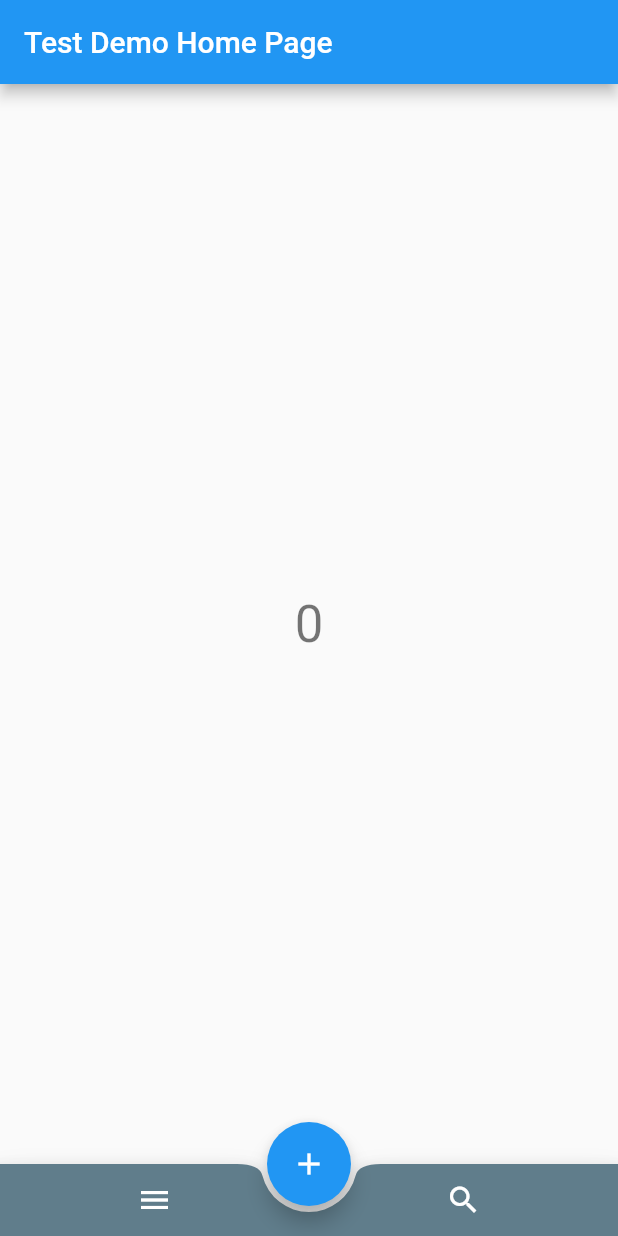
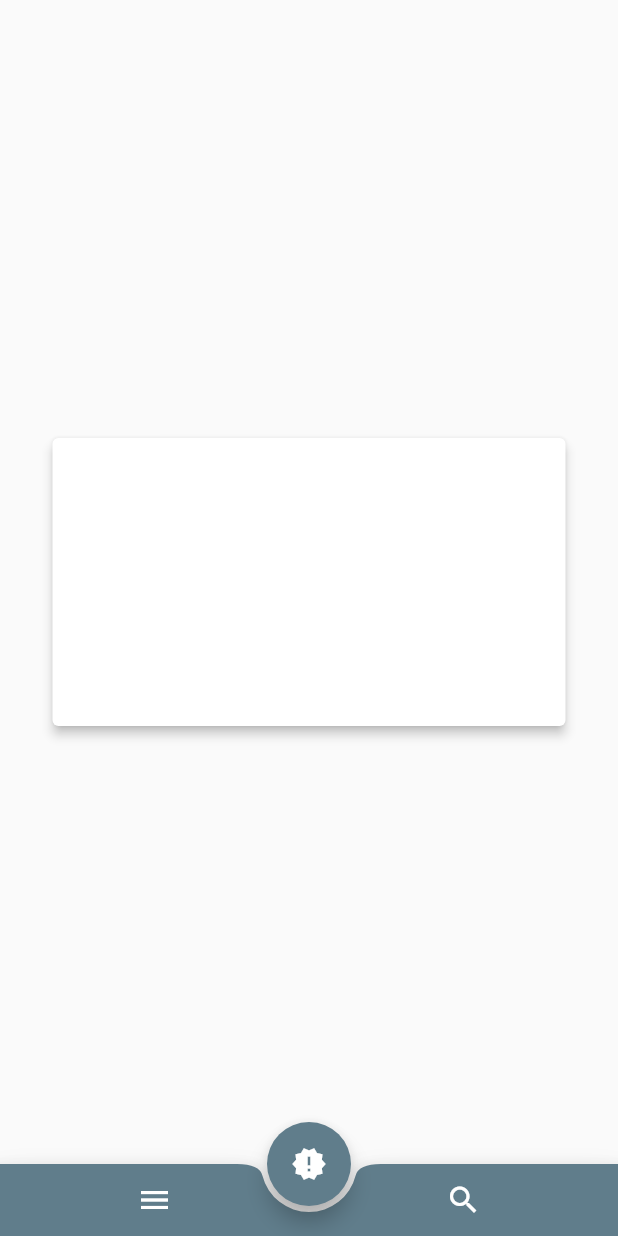
Before and after one commit to mvnworld/flutter_trials, a Flutter app: the screen it shows after launch, on a phone screen of 412 x 824 dp. Run offline on Flutter 3.47's test engine with Material 2 defaults, Android fonts, the phone set to English and light mode, and no system bars.

Commit message:
Added card

```diff
--- a/lib/counter.dart
+++ b/lib/counter.dart
@@ -1,12 +1,28 @@
+import 'dart:math';
+
 import 'package:flutter/material.dart';
 
 class Counter with ChangeNotifier {
+  var _quote = "";
   var _count = 0;
 
+  List<String> _quotes = new List<String>();
+
   int get getCounter => _count;
-
+  String get getQuote => _quote;
+  Counter() {
+    _quotes.add("Sushant");
+    _quotes.add("Sudeep");
+    _quotes.add("Amod");
+    _quotes.add("Mandar");
+    _quotes.add("Ranjit");
+    _quotes.add("Sanjay");
+  }
   void incrementCounter() {
-    _count += 1;
+    // _count += 1;
+    Random random = new Random();
+    int rnd = random.nextInt(5);
+    _quote = _quotes[rnd];
     notifyListeners();
   }
 }
--- a/lib/main.dart
+++ b/lib/main.dart
@@ -28,9 +28,7 @@ class MyHomePage extends StatelessWidget {
 
   @override
   Widget build(BuildContext context) => Scaffold(
-        appBar: AppBar(
-          title: Text(title),
-        ),
+
         body: buildPageView(context),
         floatingActionButtonLocation: FloatingActionButtonLocation.centerDocked,
         floatingActionButton: FloatingActionButton(
@@ -38,7 +36,8 @@ class MyHomePage extends StatelessWidget {
             context.read<Counter>().incrementCounter();
           },
           tooltip: 'Increment',
-          child: Icon(Icons.add),
+          child: Icon(Icons.new_releases),
+          backgroundColor: Colors.blueGrey,
         ),
         bottomNavigationBar: buildBottomAppBar(),
       );
@@ -48,8 +47,7 @@ class MyHomePage extends StatelessWidget {
         children: [
           Center(
             child: Container(
-              child: Text('${ctx.watch<Counter>().getCounter}',
-                  style: Theme.of(ctx).textTheme.headline4),
+              child: quoteCont(ctx),
             ),
           ),
           Center(
@@ -59,6 +57,26 @@ class MyHomePage extends StatelessWidget {
           ),
         ],
       );
+
+  Container quoteCont(BuildContext ctx) => Container(
+    height: 200,
+    width: 350,
+        child: Card(
+          child: Column(
+            mainAxisAlignment: MainAxisAlignment.center,
+            children: [
+              Text('${ctx.watch<Counter>().getQuote}',
+                  style: Theme.of(ctx).textTheme.headline2,
+                  ),
+            ],
+          ),
+          elevation: 3.0,
+        ),
+      );
+
+  // Container quoteCont(BuildContext ctx) => Container(
+  //     child: Text('${ctx.watch<Counter>().getQuote}',
+  //         style: Theme.of(ctx).textTheme.headline1));
 
   BottomAppBar buildBottomAppBar() => BottomAppBar(
         child: Row(
```
